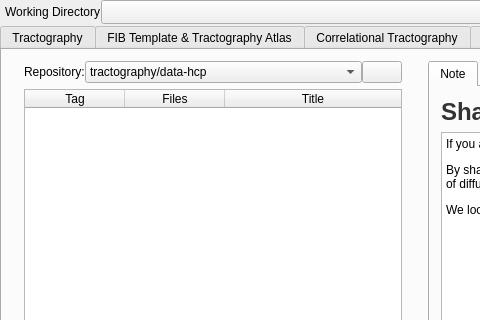
Old version of the form mainwindow.ui in the repository frankyeh/DSI-Studio; both pictures show x 0 to 480 and y 0 to 320 of the 1272 by 758 pixel window.
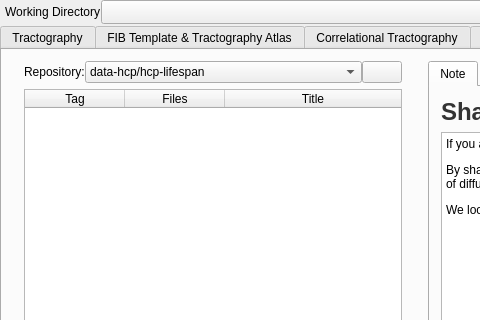
New version of the form. Icons and pictures are not drawn.

```diff
--- a/mainwindow.ui
+++ b/mainwindow.ui
@@ -2638,7 +2638,7 @@
                 </property>
                 <item>
                  <property name="text">
-                  <string>tractography/data-hcp</string>
+                  <string>data-hcp/hcp-lifespan</string>
                  </property>
                 </item>
                 <item>
```
Left out of the diff: 4 changed lines with no effect on the pictures.
